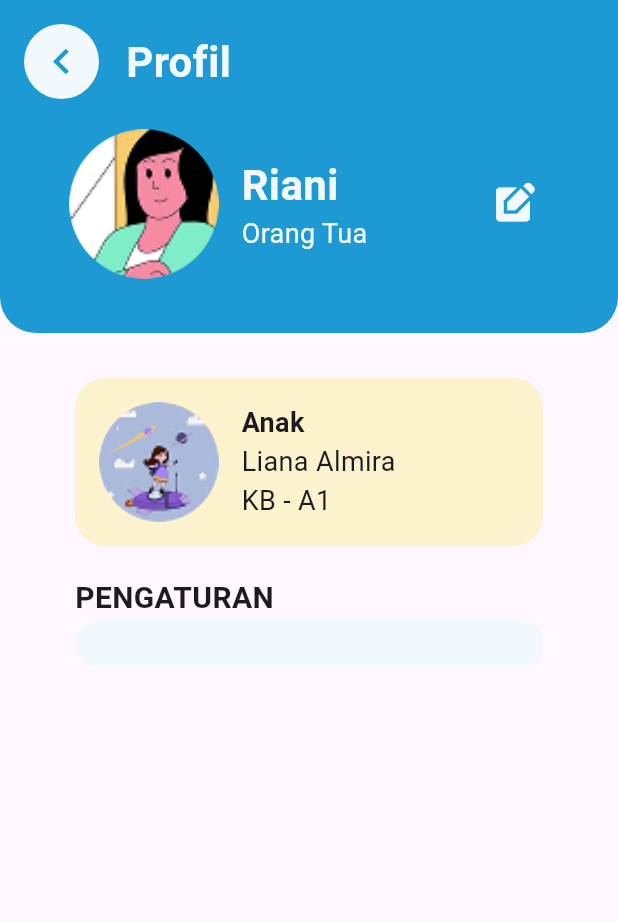
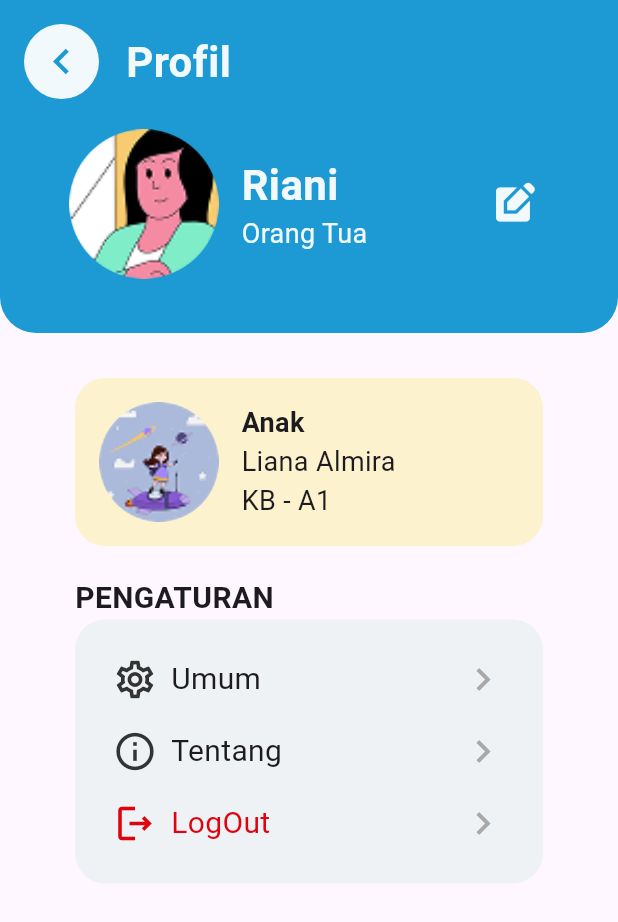
Before and after one commit to MuhammadHelga/kartanary, a Flutter app: the ProfilePage screen opened directly, on a phone screen of 412 x 824 dp. Shown: the top 922 px of the screen. Run offline on Flutter 3.47's test engine with Material 3 defaults, Android fonts, the phone set to English and light mode, and no system bars.

Commit message:
update2.0

```diff
--- a/lib/ortu_pages/profile_page.dart
+++ b/lib/ortu_pages/profile_page.dart
@@ -173,12 +173,88 @@ class ProfilePage extends StatelessWidget {
                 Container(
                   margin: EdgeInsets.symmetric(horizontal: 50),
                   decoration: BoxDecoration(
-                    color: Color(0xffF2F9FD),
+                    color: Color.fromARGB(255, 238, 242, 245),
                     borderRadius: BorderRadius.all(Radius.circular(20)),
                   ),
                   padding: const EdgeInsets.symmetric(
                     horizontal: 16,
                     vertical: 16,
+                  ),
+                  child: Column(
+                    children: [
+                      Row(
+                        children: [
+                          IconButton(
+                            onPressed: () {},
+                            icon: Icon(
+                              Icons.settings_outlined,
+                              color: Color(0xff333333),
+                              size: 30,
+                            ),
+                          ),
+                          Text('Umum', style: TextStyle(fontSize: 20)),
+                          Spacer(),
+                          IconButton(
+                            onPressed: () {},
+                            icon: Icon(
+                              Icons.chevron_right,
+                              color: Color(0xffA8A8A8),
+                              size: 30,
+                            ),
+                          ),
+                        ],
+                      ),
+                      Row(
+                        children: [
+                          IconButton(
+                            onPressed: () {},
+                            icon: Icon(
+                              Icons.info_outlined,
+                              color: Color(0xff333333),
+                              size: 30,
+                            ),
+                          ),
+                          Text('Tentang', style: TextStyle(fontSize: 20)),
+                          Spacer(),
+                          IconButton(
+                            onPressed: () {},
+                            icon: Icon(
+                              Icons.chevron_right,
+                              color: Color(0xffA8A8A8),
+                              size: 30,
+                            ),
+                          ),
+                        ],
+                      ),
+                      Row(
+                        children: [
+                          IconButton(
+                            onPressed: () {},
+                            icon: Icon(
+                              Icons.logout_outlined,
+                              color: Color(0xffDC040F),
+                              size: 30,
+                            ),
+                          ),
+                          Text(
+                            'LogOut',
+                            style: TextStyle(
+                              color: Color(0xffDC040F),
+                              fontSize: 20,
+                            ),
+                          ),
+                          Spacer(),
+                          IconButton(
+                            onPressed: () {},
+                            icon: Icon(
+                              Icons.chevron_right,
+                              color: Color(0xffA8A8A8),
+                              size: 30,
+                            ),
+                          ),
+                        ],
+                      ),
+                    ],
                   ),
                 ),
               ],
```
Also changed, not shown: lib/ortu_pages/reporting_page.dart (added, +10 -0 lines), lib/pages/class_options.dart (+6 -3 lines), lib/pages/register_page.dart (+20 -26 lines).
